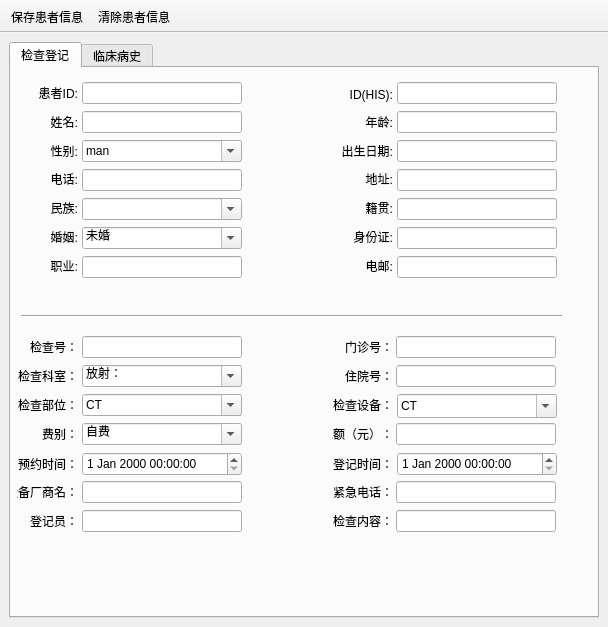
Old version of the form Tools/MHealthReport/patientstudyregister.ui in the repository zyq1569/HealthApp.
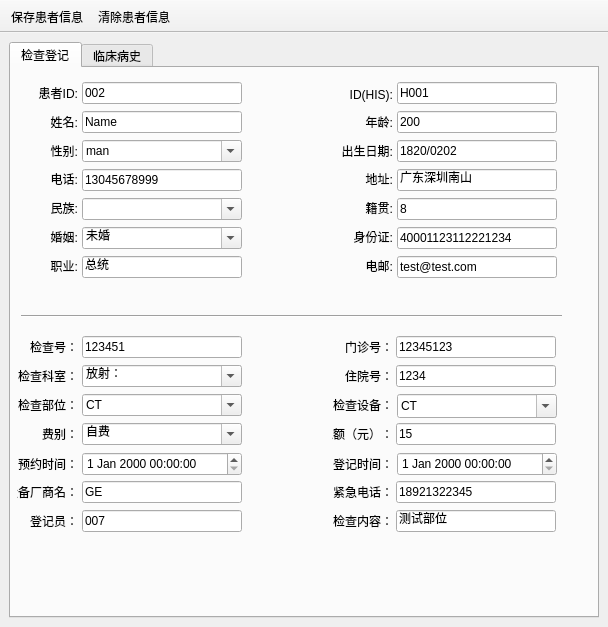
New version of the form. Icons and pictures are not drawn.

```diff
--- a/Tools/MHealthReport/patientstudyregister.ui
+++ b/Tools/MHealthReport/patientstudyregister.ui
@@ -198,6 +198,9 @@
           <height>16777215</height>
          </size>
         </property>
+        <property name="text">
+         <string>15</string>
+        </property>
        </widget>
        <widget class="QLabel" name="label_15">
         <property name="geometry">
@@ -255,6 +258,9 @@
           <height>16777215</height>
          </size>
         </property>
+        <property name="text">
+         <string>123451</string>
+        </property>
        </widget>
        <widget class="QComboBox" name="m_comStudyDepart">
         <property name="geometry">
@@ -398,6 +404,9 @@
           <height>16777215</height>
          </size>
         </property>
+        <property name="text">
+         <string>12345123</string>
+        </property>
        </widget>
        <widget class="QLineEdit" name="m_HospitalID">
         <property name="geometry">
@@ -420,6 +429,9 @@
           <height>16777215</height>
          </size>
         </property>
+        <property name="text">
+         <string>1234</string>
+        </property>
        </widget>
        <widget class="QComboBox" name="m_comModality">
         <property name="geometry">
@@ -529,6 +541,9 @@
           <height>16777215</height>
          </size>
         </property>
+        <property name="text">
+         <string>GE</string>
+        </property>
        </widget>
        <widget class="QLineEdit" name="m_RegUser">
         <property name="geometry">
@@ -551,6 +566,9 @@
           <height>16777215</height>
          </size>
         </property>
+        <property name="text">
+         <string>007</string>
+        </property>
        </widget>
        <widget class="QLabel" name="label_18">
         <property name="geometry">
@@ -678,6 +696,9 @@
           <height>16777215</height>
          </size>
         </property>
+        <property name="text">
+         <string>18921322345</string>
+        </property>
        </widget>
        <widget class="QDateTimeEdit" name="m_RegDate">
         <property name="geometry">
@@ -722,6 +743,9 @@
           <height>16777215</height>
          </size>
         </property>
+        <property name="text">
+         <string>测试部位</string>
+        </property>
        </widget>
        <widget class="QComboBox" name="m_comCostType">
         <property name="geometry">
@@ -789,6 +813,9 @@
           <height>16777215</height>
          </size>
         </property>
+        <property name="text">
+         <string>002</string>
+        </property>
        </widget>
        <widget class="QLineEdit" name="m_PatientName">
         <property name="geometry">
@@ -811,6 +838,9 @@
           <height>16777215</height>
          </size>
         </property>
+        <property name="text">
+         <string>Name</string>
+        </property>
        </widget>
        <widget class="QComboBox" name="m_comSex">
         <property name="geometry">
@@ -898,6 +928,9 @@
           <height>16777215</height>
          </size>
         </property>
+        <property name="text">
+         <string>13045678999</string>
+        </property>
        </widget>
        <widget class="QComboBox" name="m_comMarry">
         <property name="geometry">
@@ -960,6 +993,9 @@
           <height>16777215</height>
          </size>
         </property>
+        <property name="text">
+         <string>总统</string>
+        </property>
        </widget>
        <widget class="QLabel" name="label_20">
         <property name="geometry">
@@ -1245,6 +1281,9 @@
           <height>16777215</height>
          </size>
         </property>
+        <property name="text">
+         <string>H001</string>
+        </property>
        </widget>
        <widget class="QLineEdit" name="m_Age">
         <property name="geometry">
@@ -1267,6 +1306,9 @@
           <height>16777215</height>
          </size>
         </property>
+        <property name="text">
+         <string>200</string>
+        </property>
        </widget>
        <widget class="QLineEdit" name="m_Address">
         <property name="geometry">
@@ -1289,6 +1331,9 @@
           <height>16777215</height>
          </size>
         </property>
+        <property name="text">
+         <string>广东深圳南山</string>
+        </property>
        </widget>
        <widget class="QLineEdit" name="m_BirthDay">
         <property name="geometry">
@@ -1311,6 +1356,9 @@
           <height>16777215</height>
          </size>
         </property>
+        <property name="text">
+         <string>1820/0202</string>
+        </property>
        </widget>
        <widget class="QLineEdit" name="m_IDCard">
         <property name="geometry">
@@ -1333,6 +1381,9 @@
           <height>16777215</height>
          </size>
         </property>
+        <property name="text">
+         <string>40001123112221234</string>
+        </property>
        </widget>
        <widget class="QLineEdit" name="m_Email">
         <property name="geometry">
@@ -1355,6 +1406,9 @@
           <height>16777215</height>
          </size>
         </property>
+        <property name="text">
+         <string>test@test.com</string>
+        </property>
        </widget>
        <widget class="QLineEdit" name="m_HomeTown">
         <property name="geometry">
@@ -1377,6 +1431,9 @@
           <height>16777215</height>
          </size>
         </property>
+        <property name="text">
+         <string>8</string>
+        </property>
        </widget>
       </widget>
       <widget class="QWidget" name="tabIllnessHistory">
```
